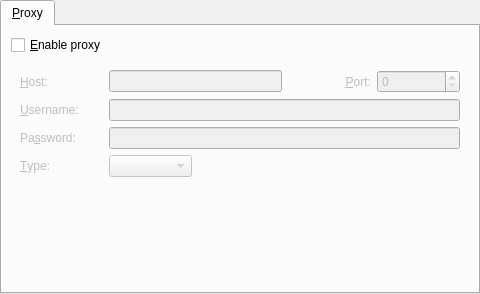
Old version of the form src/gui/pref/network.ui in the repository wilbert2000/wzplayer.
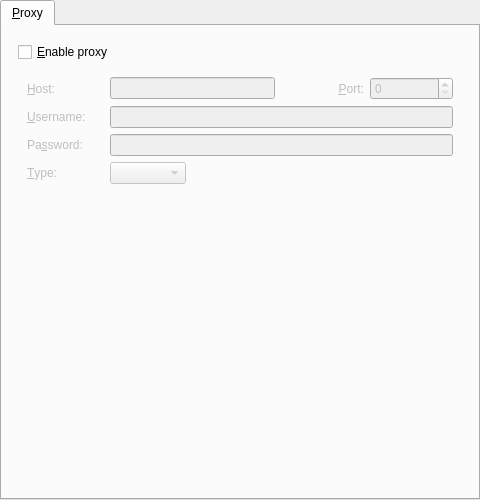
New version of the form.

Diff of the .ui file:
```diff
--- a/src/gui/pref/network.ui
+++ b/src/gui/pref/network.ui
@@ -7,7 +7,7 @@
     <x>0</x>
     <y>0</y>
     <width>480</width>
-    <height>294</height>
+    <height>500</height>
    </rect>
   </property>
   <layout class="QVBoxLayout">
@@ -24,6 +24,9 @@
        <string>&amp;Proxy</string>
       </attribute>
       <layout class="QVBoxLayout" name="verticalLayout">
+       <property name="margin">
+        <number>16</number>
+       </property>
        <item>
         <widget class="QCheckBox" name="use_proxy_check">
          <property name="text">
```
